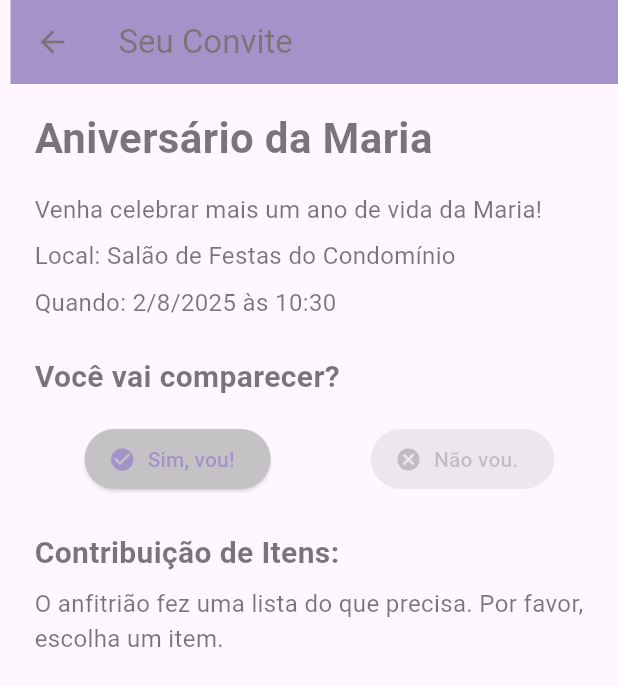
After one commit to amaro-netto/party_planner, a Flutter app: the screen it shows after launch, after a tap on "Acessar como Convidado (Teste)", on a phone screen of 412 x 824 dp. The commit adds this screen. Shown: the top 686 px of the screen. Run offline on Flutter 3.47's test engine with Material 3 defaults, Android fonts, the phone set to English and light mode, and no system bars.

Commit message:
feat: Implementa interface de visualização e interação do convidado
Este commit introduz a `GuestInvitationScreen`, permitindo que os convidados visualizem detalhes do evento e interajam com as opções de confirmação de presença e contribuição de itens.
- Criação da `GuestInvitationScreen` para exibir informações do evento.
- Implementação de funcionalidade de RSVP (confirmar/negar presença) para o convidado.
- Adição de controles para o convidado ajustar o número de acompanhantes (`plusOneCount`).
- Desenvolvimento de lógica condicional para exibir diferentes interfaces de contribuição de itens com base na `ItemContributionOption` definida pelo anfitrião (`predefinedList`, `none`, `guestChooses`).
- Atualização da `LoginScreen` com um botão "Acessar como Convidado (Teste)" para facilitar a navegação e o teste da nova tela de convite.
- Integração com `EventService` para atualizar o status do convidado e itens trazidos.

```diff
--- /dev/null
+++ b/lib/screens/guest_invitation_screen.dart
@@ -0,0 +1,297 @@
+// lib/screens/guest_invitation_screen.dart
+import 'package:flutter/material.dart';
+import 'package:party_planner/models/event.dart'; // Importa o modelo Evento
+import 'package:party_planner/models/guest.dart'; // Importa o modelo Convidado
+import 'package:party_planner/models/item.dart';   // Importa o modelo Item
+import 'package:party_planner/services/event_service.dart'; // Importa o EventService
+
+class GuestInvitationScreen extends StatefulWidget {
+  final Event event; // O evento para o qual o convidado foi convidado.
+  final Guest? guest; // O objeto Guest correspondente ao convidado (pode ser nulo se for um link genérico)
+
+  const GuestInvitationScreen({required this.event, this.guest, super.key});
+
+  @override
+  State<GuestInvitationScreen> createState() => _GuestInvitationScreenState();
+}
+
+class _GuestInvitationScreenState extends State<GuestInvitationScreen> {
+  final EventService _eventService = EventService();
+  late Guest _currentGuest; // O convidado que está visualizando o convite
+
+  // Controladores para o campo "o que você vai trazer?"
+  final TextEditingController _guestItemBringingController = TextEditingController();
+
+  // Variável para a contagem de acompanhantes
+  int _plusOneCount = 0;
+  // Variável para a escolha de item para GuestChooses
+  String? _selectedGuestChosenItem;
+
+
+  @override
+  void initState() {
+    super.initState();
+    // Inicializa _currentGuest. Se já tem um guest, usa ele. Senão, cria um mock.
+    if (widget.guest != null) {
+      _currentGuest = widget.guest!;
+    } else {
+      // Simulando um convidado se o acesso for por um link genérico sem guestId
+      _currentGuest = Guest(
+        id: 'guest_simulado_${DateTime.now().millisecondsSinceEpoch}',
+        name: 'Convidado Teste',
+        email: 'convidado.teste@email.com',
+        isAttending: false,
+        plusOneCount: 0,
+        itemBringing: '',
+      );
+      // Opcional: Adicionar este convidado simulado ao evento no EventService
+      _eventService.addGuestToEvent(widget.event.id, _currentGuest);
+    }
+
+    // Inicializa os estados com os valores atuais do convidado
+    _plusOneCount = _currentGuest.plusOneCount;
+    _guestItemBringingController.text = _currentGuest.itemBringing ?? '';
+  }
+
+  // Método para processar a confirmação de presença (RSVP)
+  Future<void> _handleRsvp(bool willAttend) async {
+    setState(() {
+      _currentGuest.isAttending = willAttend; // Atualiza o status
+      if (!willAttend) { // Se não vai, zera acompanhantes e item
+        _plusOneCount = 0;
+        _guestItemBringingController.clear();
+        _selectedGuestChosenItem = null;
+        _currentGuest.plusOneCount = 0;
+        _currentGuest.itemBringing = null;
+      }
+    });
+    await _updateGuestStatus();
+  }
+
+  // Método para atualizar o número de acompanhantes
+  void _updatePlusOneCount(int change) async {
+    setState(() {
+      _plusOneCount = (_plusOneCount + change).clamp(0, 10); // Limita entre 0 e 10
+      _currentGuest.plusOneCount = _plusOneCount;
+    });
+    await _updateGuestStatus();
+  }
+
+  // Método para processar o item que o convidado escolheu (opção "guestChooses")
+  Future<void> _submitGuestChosenItem() async {
+    setState(() {
+      _currentGuest.itemBringing = _guestItemBringingController.text.trim();
+    });
+    await _updateGuestStatus();
+    ScaffoldMessenger.of(context).showSnackBar(
+      const SnackBar(content: Text('Sua contribuição foi registrada!')),
+    );
+  }
+
+  // Método para processar a seleção de item da lista pré-definida (opção "predefinedList")
+  Future<void> _selectPredefinedItem(String? item) async {
+    setState(() {
+      _selectedGuestChosenItem = item;
+      _currentGuest.itemBringing = item;
+    });
+    await _updateGuestStatus();
+    ScaffoldMessenger.of(context).showSnackBar(
+      SnackBar(content: Text('Você selecionou: ${item ?? 'Nada'}')),
+    );
+  }
+
+  // Método auxiliar para atualizar o convidado no serviço.
+  Future<void> _updateGuestStatus() async {
+    bool success = await _eventService.updateGuest(widget.event.id, _currentGuest);
+    if (!success) {
+      ScaffoldMessenger.of(context).showSnackBar(
+        const SnackBar(content: Text('Falha ao atualizar seu status. Tente novamente.')),
+      );
+    }
+  }
+
+  // Método para obter a descrição da opção de contribuição (copiado do admin_dashboard)
+  String _getContributionOptionDescription(ItemContributionOption option) {
+    switch (option) {
+      case ItemContributionOption.predefinedList:
+        return 'O anfitrião fez uma lista do que precisa. Por favor, escolha um item.';
+      case ItemContributionOption.none:
+        return 'O anfitrião informou que VOCÊ NÃO PRECISA LEVAR NADA.';
+      case ItemContributionOption.guestChooses:
+        return 'Você pode ESCOLHER livremente o que levar para a festa.';
+    }
+  }
+
+  @override
+  Widget build(BuildContext context) {
+    final ItemContributionOption currentOption = widget.event.contributionOption;
+
+    return Scaffold(
+      appBar: AppBar(
+        title: const Text('Seu Convite'),
+        backgroundColor: Theme.of(context).primaryColor,
+      ),
+      body: SingleChildScrollView(
+        padding: const EdgeInsets.all(16.0),
+        child: Column(
+          crossAxisAlignment: CrossAxisAlignment.start,
+          children: <Widget>[
+            // Detalhes do Evento
+            Text(
+              widget.event.title,
+              style: const TextStyle(fontSize: 28, fontWeight: FontWeight.bold),
+            ),
+            const SizedBox(height: 16),
+            Text(
+              widget.event.description,
+              style: const TextStyle(fontSize: 16),
+            ),
+            const SizedBox(height: 8),
+            Text(
+              'Local: ${widget.event.location}',
+              style: const TextStyle(fontSize: 16),
+            ),
+            const SizedBox(height: 8),
+            Text(
+              'Quando: ${widget.event.date.day}/${widget.event.date.month}/${widget.event.date.year} às ${widget.event.date.hour.toString().padLeft(2, '0')}:${widget.event.date.minute.toString().padLeft(2, '0')}',
+              style: const TextStyle(fontSize: 16),
+            ),
+            const SizedBox(height: 24),
+
+            // Seção RSVP (Confirmação de Presença)
+            const Text(
+              'Você vai comparecer?',
+              style: TextStyle(fontSize: 20, fontWeight: FontWeight.bold),
+            ),
+            const SizedBox(height: 16),
+            Row(
+              mainAxisAlignment: MainAxisAlignment.spaceAround,
+              children: [
+                ElevatedButton.icon(
+                  onPressed: _currentGuest.isAttending ? null : () => _handleRsvp(true),
+                  icon: const Icon(Icons.check_circle),
+                  label: Text(_currentGuest.isAttending ? 'Confirmado!' : 'Sim, vou!'),
+                  style: ElevatedButton.styleFrom(
+                    backgroundColor: _currentGuest.isAttending ? Colors.green : Colors.grey,
+                  ),
+                ),
+                ElevatedButton.icon(
+                  onPressed: !_currentGuest.isAttending ? null : () => _handleRsvp(false),
+                  icon: const Icon(Icons.cancel),
+                  label: Text(!_currentGuest.isAttending ? 'Não vou.' : 'Desistir'),
+                  style: ElevatedButton.styleFrom(
+                    backgroundColor: !_currentGuest.isAttending ? Colors.red : Colors.grey,
+                  ),
+                ),
+              ],
+            ),
+            const SizedBox(height: 24),
+
+            // Seção Acompanhantes (visível apenas se o convidado confirmar presença)
+            if (_currentGuest.isAttending)
+              Column(
+                crossAxisAlignment: CrossAxisAlignment.start,
+                children: [
+                  const Text(
+                    'Quantas pessoas você vai levar?',
+                    style: TextStyle(fontSize: 20, fontWeight: FontWeight.bold),
+                  ),
+                  const SizedBox(height: 16),
+                  Row(
+                    mainAxisAlignment: MainAxisAlignment.center,
+                    children: [
+                      IconButton(
+                        icon: const Icon(Icons.remove_circle_outline, size: 30),
+                        onPressed: _plusOneCount > 0 ? () => _updatePlusOneCount(-1) : null,
+                      ),
+                      Text(
+                        '$_plusOneCount',
+                        style: const TextStyle(fontSize: 24, fontWeight: FontWeight.bold),
+                      ),
+                      IconButton(
+                        icon: const Icon(Icons.add_circle_outline, size: 30),
+                        onPressed: () => _updatePlusOneCount(1),
+                      ),
+                    ],
+                  ),
+                  const SizedBox(height: 24),
+                ],
+              ),
+
+            // Seção Contribuição de Itens
+            const Text(
+              'Contribuição de Itens:',
+              style: TextStyle(fontSize: 20, fontWeight: FontWeight.bold),
+            ),
+            const SizedBox(height: 8),
+            Text(
+              _getContributionOptionDescription(currentOption),
+              style: const TextStyle(fontSize: 16),
+            ),
+            const SizedBox(height: 16),
+
+            // Lógica para exibir a interface de contribuição baseada na opção do anfitrião
+            if (_currentGuest.isAttending) // Só mostra opções de item se o convidado vai
+              Builder( // Usamos Builder para isolar o contexto e evitar erros de "context not found"
+                builder: (context) {
+                  if (currentOption == ItemContributionOption.predefinedList) {
+                    return Column(
+                      crossAxisAlignment: CrossAxisAlignment.start,
+                      children: [
+                        const Text('Escolha um item da lista do anfitrião:', style: TextStyle(fontSize: 16)),
+                        const SizedBox(height: 8),
+                        DropdownButtonFormField<String>(
+                          value: _selectedGuestChosenItem ?? widget.event.predefinedItems.firstOrNull, // Pre-seleciona o primeiro ou o item já selecionado
+                          decoration: const InputDecoration(
+                            border: OutlineInputBorder(),
+                            labelText: 'Item a trazer',
+                          ),
+                          items: widget.event.predefinedItems.map((item) {
+                            return DropdownMenuItem(
+                              value: item,
+                              child: Text(item),
+                            );
+                          }).toList(),
+                          onChanged: _selectPredefinedItem,
+                        ),
+                        const SizedBox(height: 16),
+                      ],
+                    );
+                  } else if (currentOption == ItemContributionOption.guestChooses) {
+                    return Column(
+                      crossAxisAlignment: CrossAxisAlignment.start,
+                      children: [
+                        const Text('O que você gostaria de trazer?', style: TextStyle(fontSize: 16)),
+                        const SizedBox(height: 8),
+                        TextField(
+                          controller: _guestItemBringingController,
+                          decoration: const InputDecoration(
+                            labelText: 'Ex: Refrigerante, Salada de Batata',
+                            border: OutlineInputBorder(),
+                          ),
+                        ),
+                        const SizedBox(height: 8),
+                        ElevatedButton(
+                          onPressed: _submitGuestChosenItem,
+                          child: const Text('Confirmar Item'),
+                        ),
+                        const SizedBox(height: 16),
+                      ],
+                    );
+                  } else { // ItemContributionOption.none
+                    return const Padding(
+                      padding: EdgeInsets.symmetric(vertical: 8.0),
+                      child: Text('Que ótimo! O anfitrião não precisa que você leve nada.', style: TextStyle(fontSize: 16, fontStyle: FontStyle.italic)),
+                    );
+                  }
+                },
+              ),
+            const SizedBox(height: 24),
+
+            // TODO: Adicionar botão para convidar alguém (se permitido pelo anfitrião)
+          ],
+        ),
+      ),
+    );
+  }
+}
--- a/lib/screens/login_screen.dart
+++ b/lib/screens/login_screen.dart
@@ -3,8 +3,11 @@ import 'package:flutter/material.dart';
 import 'package:party_planner/services/auth_service.dart';
 import 'package:party_planner/screens/register_screen.dart';
 import 'package:party_planner/screens/admin_dashboard_screen.dart';
+import 'package:party_planner/screens/guest_invitation_screen.dart'; // NOVO: Importa a tela de convite
+import 'package:party_planner/services/event_service.dart'; // NOVO: Para pegar um evento simulado
+import 'package:party_planner/models/event.dart'; // NOVO: Para o modelo de Evento
 
-// A tela de login, que é um StatefulWidget porque o estado (email, senha, carregamento) muda.
+// A tela de login, que é um StatefulWidget.
 class LoginScreen extends StatefulWidget {
   const LoginScreen({super.key});
 
@@ -12,14 +15,11 @@ class LoginScreen extends StatefulWidget {
   State<LoginScreen> createState() => _LoginScreenState();
 }
 
-// O estado da tela de login.
 class _LoginScreenState extends State<LoginScreen> {
-  // Controladores para pegar o texto dos campos de email e senha.
   final TextEditingController _emailController = TextEditingController();
   final TextEditingController _passwordController = TextEditingController();
-  // Instância do nosso serviço de autenticação.
   final AuthService _authService = AuthService();
-  // Variável para controlar o estado de carregamento (se está fazendo login).
+  final EventService _eventService = EventService(); // NOVO: Instância do EventService
   bool _isLoading = false;
 
   // Método chamado quando o botão de login é pressionado.
@@ -28,7 +28,6 @@ class _LoginScreenState extends State<LoginScreen> {
       _isLoading = true;
     });
 
-    // Chama o método de login do nosso serviço de autenticação.
     bool success = await _authService.loginUser(
       _emailController.text,
       _passwordController.text,
@@ -50,11 +49,35 @@ class _LoginScreenState extends State<LoginScreen> {
     }
   }
 
+  // NOVO: Método para navegar para a tela de convidado (para testes)
+  void _navigateToGuestInvitation() async {
+    setState(() {
+      _isLoading = true; // Simula carregamento
+    });
+    // Pega o primeiro evento simulado para passar para a tela do convidado
+    List<Event> events = await _eventService.getEvents();
+    setState(() {
+      _isLoading = false;
+    });
+
+    if (events.isNotEmpty) {
+      Navigator.push(
+        context,
+        MaterialPageRoute(builder: (context) => GuestInvitationScreen(event: events.first)),
+      );
+    } else {
+      ScaffoldMessenger.of(context).showSnackBar(
+        const SnackBar(content: Text('Nenhum evento simulado disponível para convite.')),
+      );
+    }
+  }
+
+
   @override
   Widget build(BuildContext context) {
     return Scaffold(
       appBar: AppBar(
-        title: const Text('Login'),
+        title: const Text('PartyPlanner - Login'),
         backgroundColor: Theme.of(context).primaryColor,
       ),
       body: Center(
@@ -105,6 +128,12 @@ class _LoginScreenState extends State<LoginScreen> {
                 },
                 child: const Text('Não tem uma conta? Registre-se aqui.', style: TextStyle(color: Colors.deepPurple)),
               ),
+              const SizedBox(height: 16),
+              // NOVO: Botão para simular acesso como Convidado
+              TextButton(
+                onPressed: _isLoading ? null : _navigateToGuestInvitation, // Desabilita se estiver carregando
+                child: const Text('Acessar como Convidado (Teste)', style: TextStyle(color: Colors.blue)),
+              ),
             ],
           ),
         ),
```
